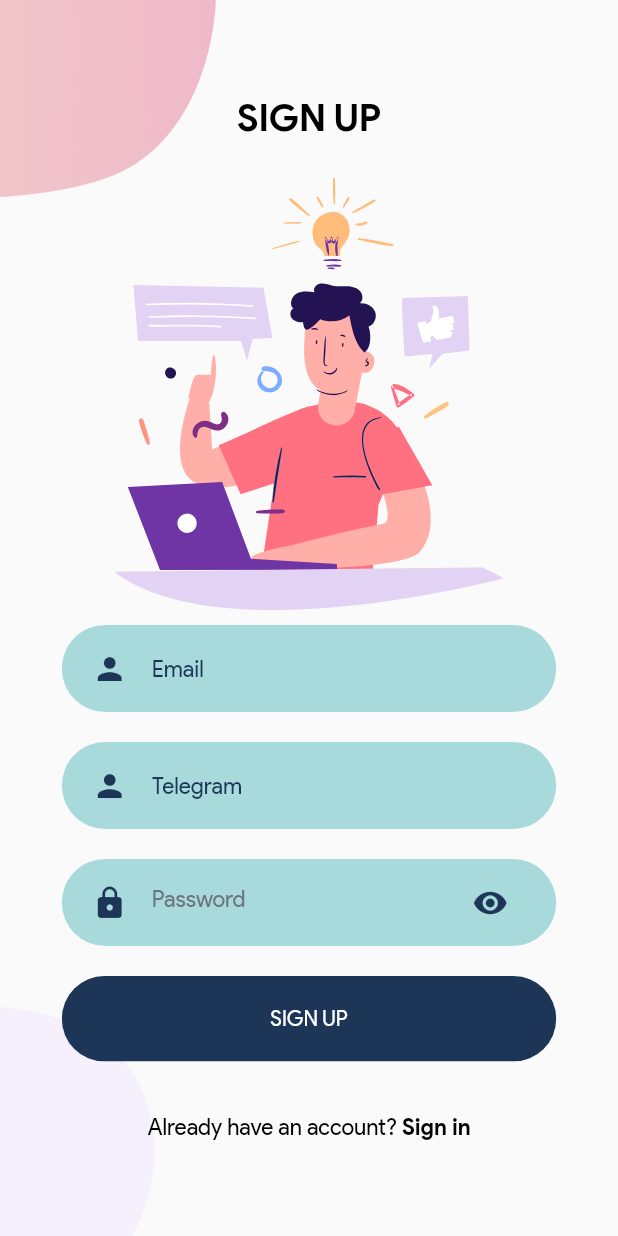
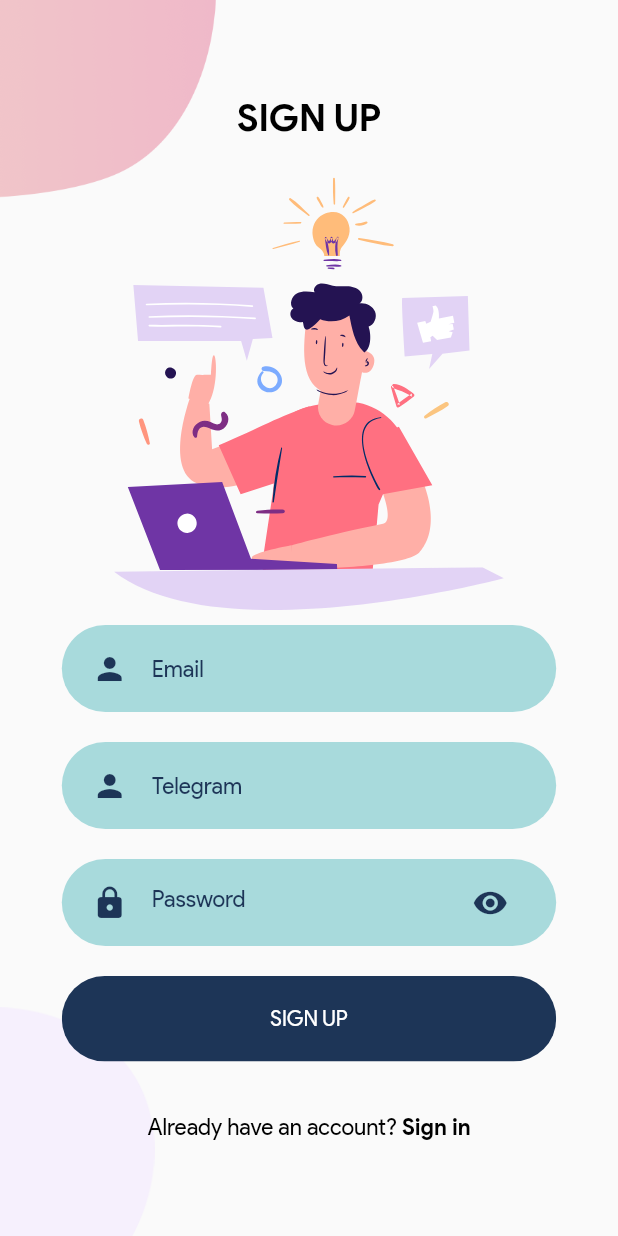
Before and after one commit to tsaplyadmitriy/FSESocialHabitApp, a Flutter app: the SignUpScreen screen opened directly, on a phone screen of 412 x 824 dp. Run offline on Flutter 3.47's test engine with Material 2 defaults, Android fonts, the phone set to English and light mode, and no system bars; our stand-ins replace flutter_svg, marquee, percent_indicator.

Commit message:
small fix

```diff
--- a/mobile/lib/components/rounded_password_field.dart
+++ b/mobile/lib/components/rounded_password_field.dart
@@ -20,7 +20,7 @@
         onChanged: onChanged,
         obscureText: true,
         decoration: InputDecoration(
-          hintStyle: Theme.of(context).textTheme.headline4,
+          hintStyle: Theme.of(context).textTheme.headline2,
           hintText: hintText,
           icon: Icon(
             Icons.lock,
```
